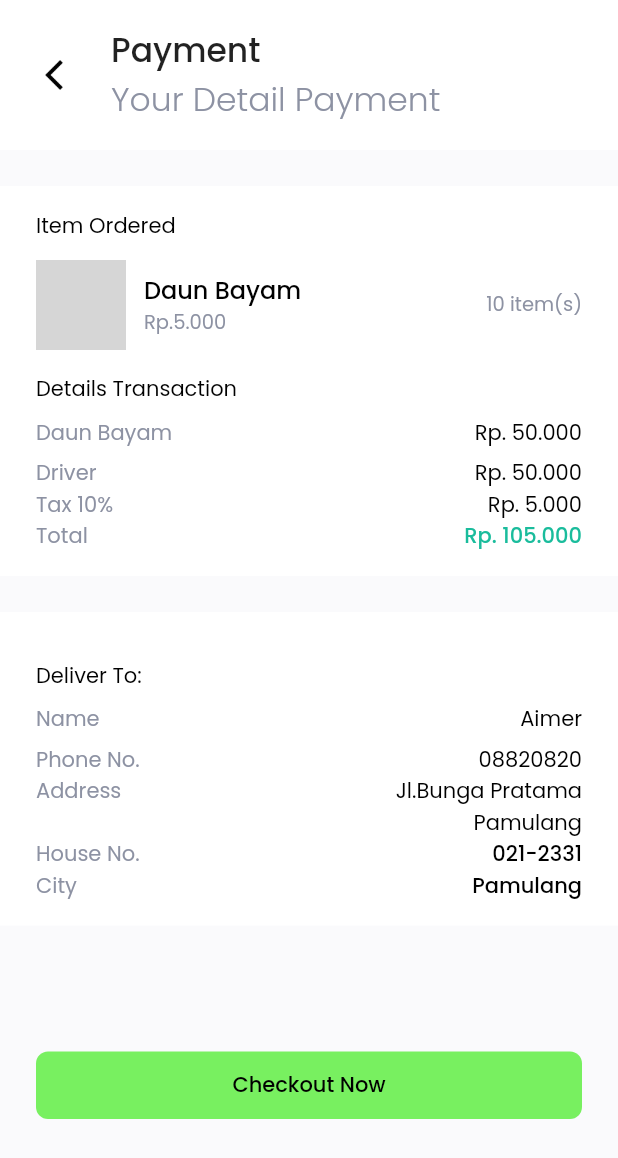
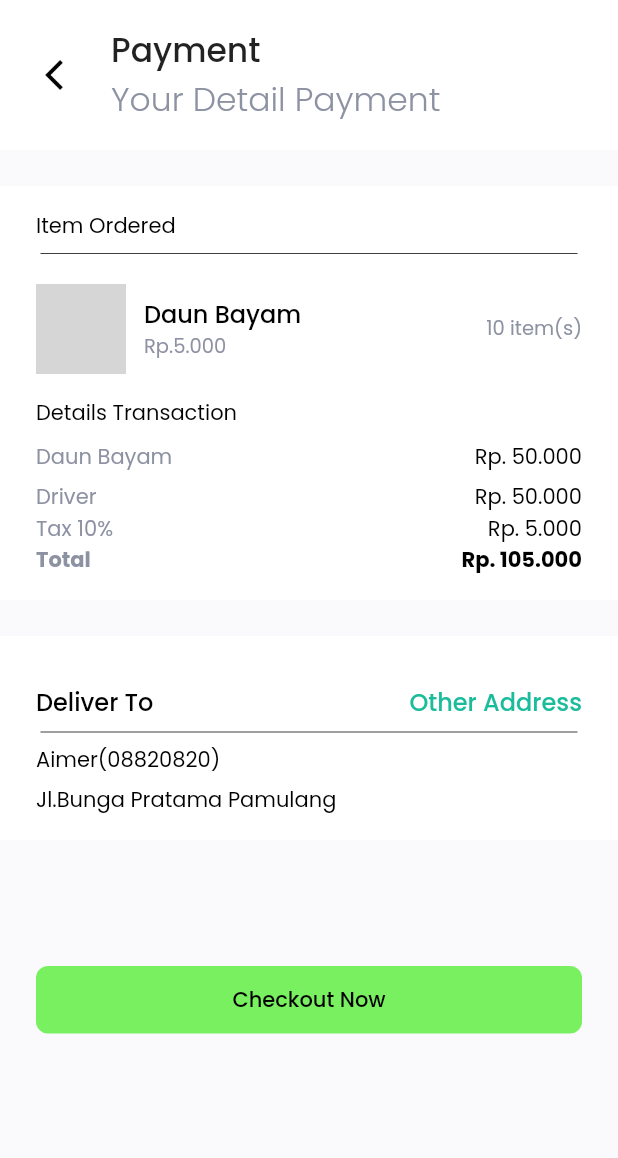
Before and after one commit to mtegarph/sayuran, a Flutter app: the FoodDetailsPage screen opened directly with sample values from the repository, after a tap on "Order Now", on a phone screen of 412 x 824 dp. Shown: the top 1158 px of the screen. Run offline on Flutter 3.47's test engine with Material 2 defaults, Android fonts, the phone set to English and light mode, and no system bars; our stand-ins replace carousel_slider, equatable, flutter_spinkit, get, google_fonts, material_design_icons_flutter and 1 more; network calls fail; grey boxes are pictures that could not be loaded.

Commit message:
mengganti payment

```diff
--- a/lib/ui/pages/payment_page.dart
+++ b/lib/ui/pages/payment_page.dart
@@ -22,12 +22,19 @@ class PaymentPage extends StatelessWidget {
             padding:
                 EdgeInsets.symmetric(horizontal: defaultMargin, vertical: 16),
             color: Colors.white,
+            child: Expanded(
               child: Column(
                 crossAxisAlignment: CrossAxisAlignment.start,
                 children: [
                   Text(
                     'Item Ordered',
                     style: blackFontStyle3,
+                  ),
+                  Divider(
+                    thickness: 0.5,
+                    color: Colors.black,
+                    indent: 3.0,
+                    endIndent: 3.0,
                   ),
                   SizedBox(
                     height: 12,
@@ -111,8 +118,8 @@ class PaymentPage extends StatelessWidget {
                                   locale: 'id-ID',
                                   decimalDigits: 0,
                                   symbol: 'Rp. ')
-                            .format(
-                                transaction.quantity * transaction.food.price),
+                              .format(transaction.quantity *
+                                  transaction.food.price),
                           style: blackFontStyle3,
                           textAlign: TextAlign.right,
                         ),
@@ -192,7 +199,7 @@ class PaymentPage extends StatelessWidget {
                             5,
                         child: Text(
                           'Total',
-                        style: greyFontStyle,
+                          style: greyFontStyle.copyWith(fontWeight: FontWeight.bold),
                         ),
                       ),
                       SizedBox(
@@ -209,8 +216,8 @@ class PaymentPage extends StatelessWidget {
                                       1.1 +
                                   50000),
                           style: blackFontStyle3.copyWith(
-                            fontWeight: FontWeight.w500,
-                            color: '1ABC9C'.toColor()),
+                              fontWeight: FontWeight.bold,
+                              ),
                           textAlign: TextAlign.right,
                         ),
                       )
@@ -219,41 +226,55 @@ class PaymentPage extends StatelessWidget {
                 ],
               ),
             ),
+          ),
           //// Bagian bawah
           Container(
             margin: EdgeInsets.only(bottom: defaultMargin),
             padding:
                 EdgeInsets.symmetric(horizontal: defaultMargin, vertical: 16),
             color: Colors.white,
+            child: Expanded(
               child: Column(
                 crossAxisAlignment: CrossAxisAlignment.start,
                 children: [
                   Padding(
-                  padding: EdgeInsets.only(top: 16, bottom: 8),
+                    padding: EdgeInsets.only(top: 16),
+                    child: Row(
+                      mainAxisAlignment: MainAxisAlignment.spaceBetween,
+                      children: [
+                        Text(
+                          'Deliver To',
+                          style: blackFontStyle2,
+                        ),
+                        GestureDetector(
+                          onTap: () {},
                           child: Text(
-                    'Deliver To:',
+                            'Other Address',
+                            style: blackFontStyle2.copyWith(color: '1ABC9C'.toColor()),
+                          ),
+                        )
+                      ],
+                    ),
+                  ),
+                  Divider(
+                    thickness: 0.5,
+                    color: Colors.black,
+                    indent: 3.0,
+                    endIndent: 3.0,
+                  ),
+                  Row(
+                    crossAxisAlignment: CrossAxisAlignment.start,
+                    mainAxisAlignment: MainAxisAlignment.start,
+                    children: [
+                      SizedBox(
+                        child: Text(
+                          transaction.user.name,
                           style: blackFontStyle3,
                         ),
                       ),
-                Row(
-                  crossAxisAlignment: CrossAxisAlignment.start,
-                  mainAxisAlignment: MainAxisAlignment.spaceBetween,
-                  children: [
                       SizedBox(
-                      width: MediaQuery.of(context).size.width / 2 -
-                          defaultMargin -
-                          5,
                         child: Text(
-                        "Name",
-                        style: greyFontStyle,
-                      ),
-                    ),
-                    SizedBox(
-                      width: MediaQuery.of(context).size.width / 2 -
-                          defaultMargin -
-                          5,
-                      child: Text(
-                        transaction.user.name,
+                          "(${transaction.user.phoneNumber})",
                           style: blackFontStyle3,
                           textAlign: TextAlign.right,
                         ),
@@ -265,46 +286,9 @@ class PaymentPage extends StatelessWidget {
                   ),
                   Row(
                     crossAxisAlignment: CrossAxisAlignment.start,
-                  mainAxisAlignment: MainAxisAlignment.spaceBetween,
+                    mainAxisAlignment: MainAxisAlignment.start,
                     children: [
                       SizedBox(
-                      width: MediaQuery.of(context).size.width / 2 -
-                          defaultMargin -
-                          5,
-                      child: Text(
-                        'Phone No.',
-                        style: greyFontStyle,
-                      ),
-                    ),
-                    SizedBox(
-                      width: MediaQuery.of(context).size.width / 2 -
-                          defaultMargin -
-                          5,
-                      child: Text(
-                        transaction.user.phoneNumber,
-                        style: blackFontStyle3,
-                        textAlign: TextAlign.right,
-                      ),
-                    )
-                  ],
-                ),
-                Row(
-                  crossAxisAlignment: CrossAxisAlignment.start,
-                  mainAxisAlignment: MainAxisAlignment.spaceBetween,
-                  children: [
-                    SizedBox(
-                      width: MediaQuery.of(context).size.width / 2 -
-                          defaultMargin -
-                          5,
-                      child: Text(
-                        'Address',
-                        style: greyFontStyle,
-                      ),
-                    ),
-                    SizedBox(
-                      width: MediaQuery.of(context).size.width / 2 -
-                          defaultMargin -
-                          5,
                         child: Text(
                           transaction.user.address,
                           style: blackFontStyle3,
@@ -313,61 +297,8 @@ class PaymentPage extends StatelessWidget {
                       )
                     ],
                   ),
-                Row(
-                  crossAxisAlignment: CrossAxisAlignment.start,
-                  mainAxisAlignment: MainAxisAlignment.spaceBetween,
-                  children: [
-                    SizedBox(
-                      width: MediaQuery.of(context).size.width / 2 -
-                          defaultMargin -
-                          5,
-                      child: Text(
-                        'House No.',
-                        style: greyFontStyle,
-                      ),
-                    ),
-                    SizedBox(
-                      width: MediaQuery.of(context).size.width / 2 -
-                          defaultMargin -
-                          5,
-                      child: Text(
-                        transaction.user.houseNumber,
-                        style: blackFontStyle3.copyWith(
-                          fontWeight: FontWeight.w500,
-                        ),
-                        textAlign: TextAlign.right,
-                      ),
-                    )
                 ],
               ),
-                Row(
-                  crossAxisAlignment: CrossAxisAlignment.start,
-                  mainAxisAlignment: MainAxisAlignment.spaceBetween,
-                  children: [
-                    SizedBox(
-                      width: MediaQuery.of(context).size.width / 2 -
-                          defaultMargin -
-                          5,
-                      child: Text(
-                        'City',
-                        style: greyFontStyle,
-                      ),
-                    ),
-                    SizedBox(
-                      width: MediaQuery.of(context).size.width / 2 -
-                          defaultMargin -
-                          5,
-                      child: Text(
-                        transaction.user.city,
-                        style: blackFontStyle3.copyWith(
-                          fontWeight: FontWeight.w500,
-                        ),
-                        textAlign: TextAlign.right,
-                      ),
-                    )
-                  ],
-                ),
-              ],
             ),
           ),
           // SizedBox(
```
Lines whose indentation alone changed are shown as unchanged.
